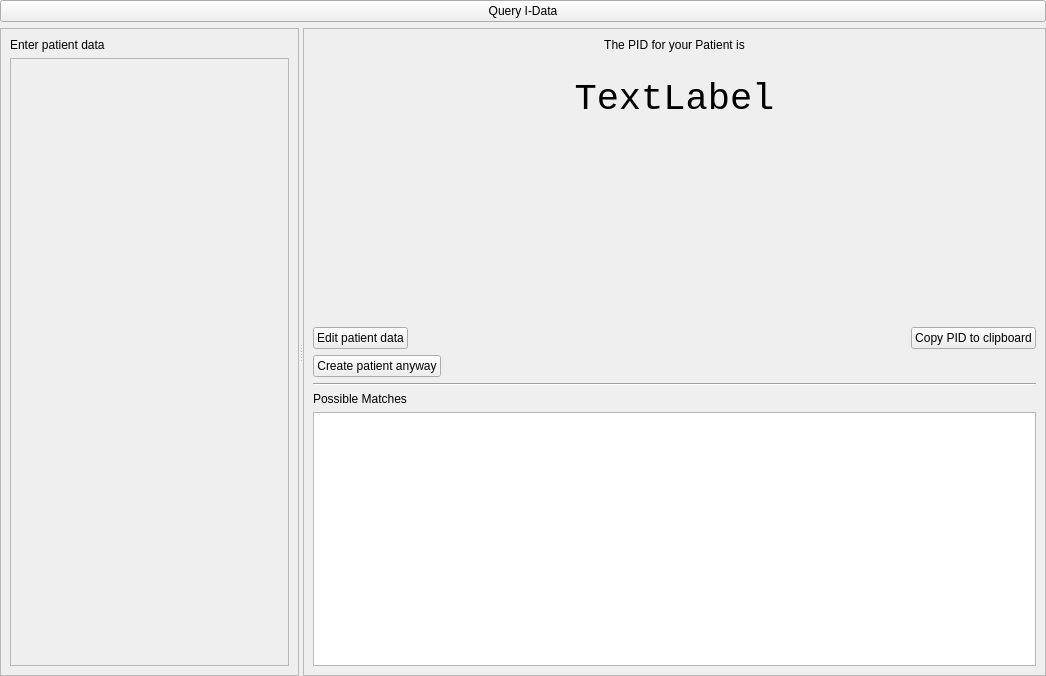
Before: the Qt Designer form src/main/QueryPage.ui in volkarts-dev/ML-Reader, drawn with Qt 5.
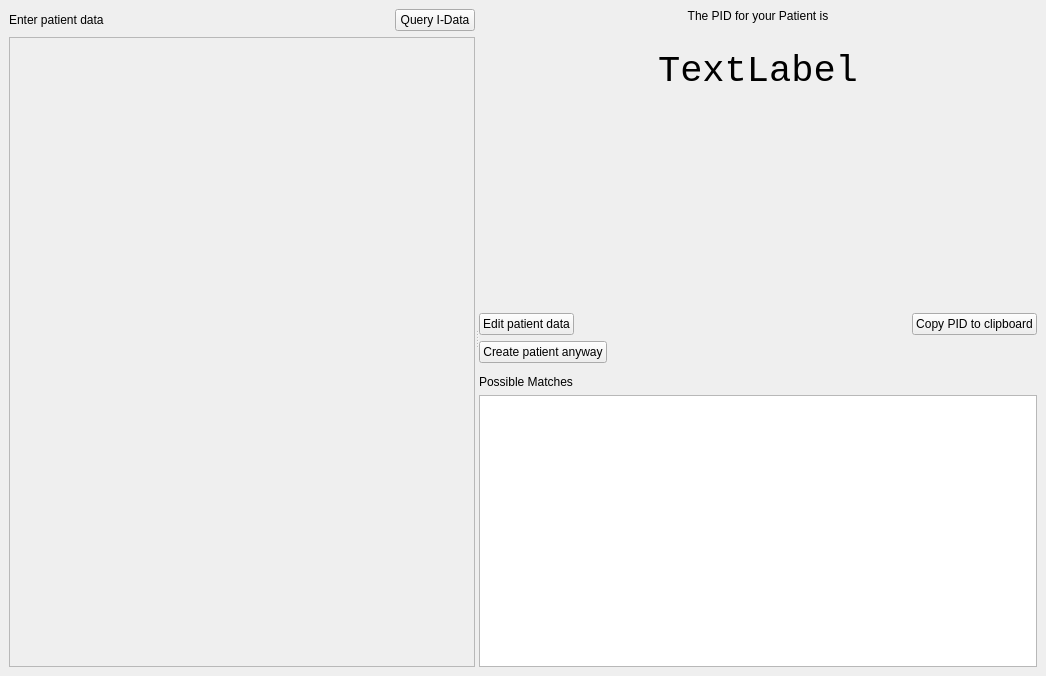
After: the same form once the commit is applied. Icons and pictures are not drawn. Custom widgets are drawn as their Qt base class.

What changed in the file:
```diff
--- a/src/main/QueryPage.ui
+++ b/src/main/QueryPage.ui
@@ -26,20 +26,6 @@
    <property name="bottomMargin">
     <number>0</number>
    </property>
-   <item>
-    <widget class="QPushButton" name="executeBtn">
-     <property name="text">
-      <string>Query I-Data</string>
-     </property>
-     <property name="icon">
-      <iconset theme="go-jump">
-       <normaloff>.</normaloff>.</iconset>
-     </property>
-     <property name="shortcut">
-      <string>Ctrl+Return</string>
-     </property>
-    </widget>
-   </item>
    <item>
     <widget class="QSplitter" name="splitter">
      <property name="sizePolicy">
@@ -51,14 +37,11 @@
      <property name="orientation">
       <enum>Qt::Horizontal</enum>
      </property>
-     <widget class="QFrame" name="frame">
-      <property name="frameShape">
-       <enum>QFrame::StyledPanel</enum>
-      </property>
-      <property name="frameShadow">
-       <enum>QFrame::Raised</enum>
-      </property>
+     <widget class="QFrame" name="inputFrame">
       <layout class="QVBoxLayout" name="verticalLayout">
+       <property name="rightMargin">
+        <number>0</number>
+       </property>
        <item>
         <layout class="QHBoxLayout" name="horizontalLayout_2">
          <item>
@@ -68,6 +51,33 @@
            </property>
           </widget>
          </item>
+         <item>
+          <spacer name="horizontalSpacer">
+           <property name="orientation">
+            <enum>Qt::Horizontal</enum>
+           </property>
+           <property name="sizeHint" stdset="0">
+            <size>
+             <width>40</width>
+             <height>20</height>
+            </size>
+           </property>
+          </spacer>
+         </item>
+         <item>
+          <widget class="QPushButton" name="executeBtn">
+           <property name="text">
+            <string>Query I-Data</string>
+           </property>
+           <property name="icon">
+            <iconset theme="go-jump">
+             <normaloff>.</normaloff>.</iconset>
+           </property>
+           <property name="shortcut">
+            <string>Ctrl+Return</string>
+           </property>
+          </widget>
+         </item>
         </layout>
        </item>
        <item>
@@ -80,8 +90,8 @@
            <rect>
             <x>0</x>
             <y>0</y>
-            <width>253</width>
-            <height>598</height>
+            <width>454</width>
+            <height>622</height>
            </rect>
           </property>
          </widget>
@@ -89,14 +99,11 @@
        </item>
       </layout>
      </widget>
-     <widget class="QFrame" name="frame_2">
-      <property name="frameShape">
-       <enum>QFrame::StyledPanel</enum>
-      </property>
-      <property name="frameShadow">
-       <enum>QFrame::Raised</enum>
-      </property>
+     <widget class="QFrame" name="resultFrame">
       <layout class="QVBoxLayout" name="verticalLayout_5">
+       <property name="leftMargin">
+        <number>0</number>
+       </property>
        <item>
         <widget class="QWidget" name="queryResultPane" native="true">
          <layout class="QVBoxLayout" name="verticalLayout_3" stretch="0,1,0,10,0">
@@ -260,7 +267,7 @@
           <item>
            <widget class="Line" name="line">
             <property name="orientation">
-             <enum>Qt::Horizontal</enum>
+             <enum>Qt::Vertical</enum>
             </property>
            </widget>
           </item>
```
Left out of the diff: 10 changed lines with no effect on the pictures.
